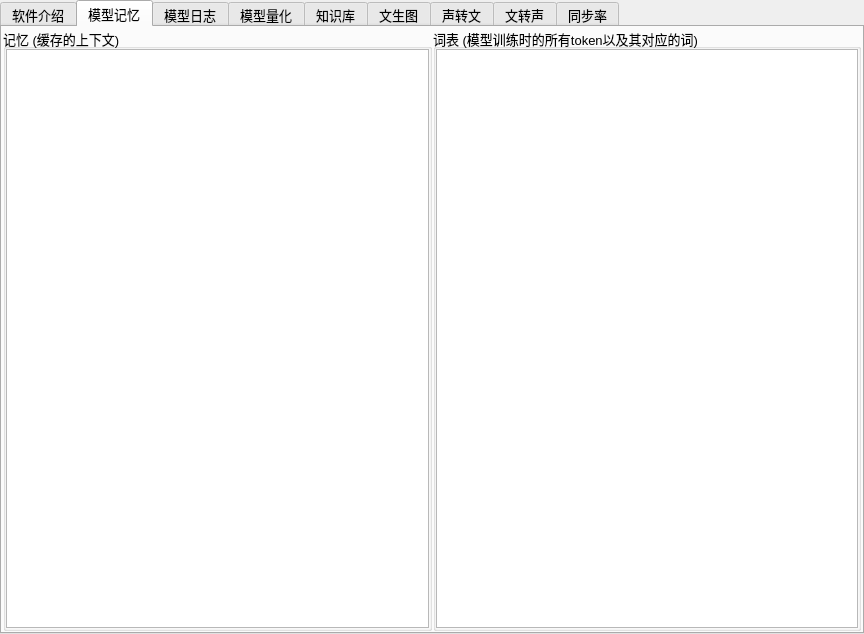
Qt form src/expend.ui (ylsdamxssjxxdd/eva) before a commit.
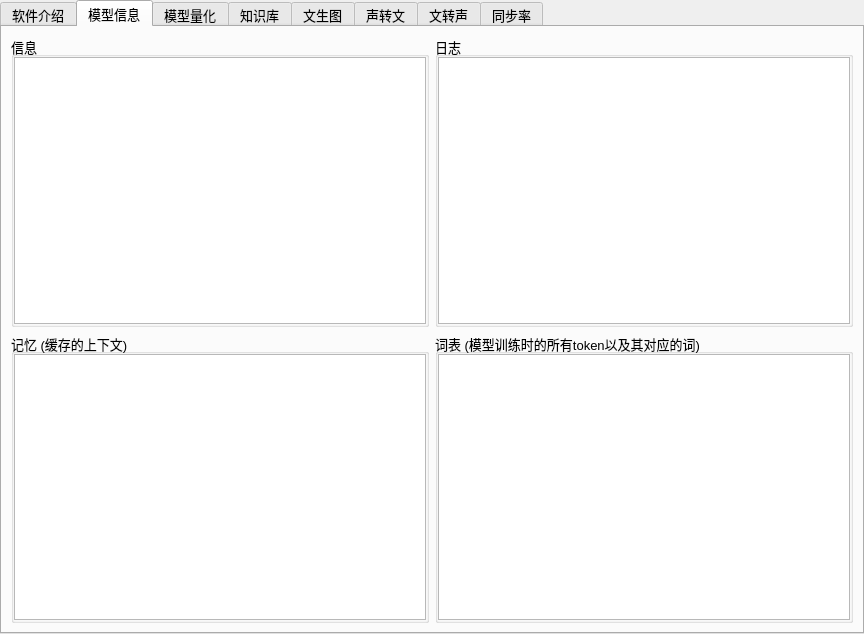
The same form after that commit. The open tabs and pages were chosen to show the change. Custom widgets are drawn as their Qt base class.

Commit message: 归拢模型信息窗口中

Patch:
```diff
--- a/src/expend.ui
+++ b/src/expend.ui
@@ -75,25 +75,77 @@
      </widget>
      <widget class="QWidget" name="tab_2">
       <attribute name="title">
-       <string>模型记忆</string>
+       <string>模型信息</string>
       </attribute>
-      <layout class="QHBoxLayout" name="horizontalLayout_18">
-       <property name="spacing">
-        <number>1</number>
-       </property>
-       <property name="leftMargin">
-        <number>1</number>
-       </property>
-       <property name="topMargin">
-        <number>1</number>
-       </property>
-       <property name="rightMargin">
-        <number>1</number>
-       </property>
-       <property name="bottomMargin">
-        <number>1</number>
-       </property>
-       <item>
+      <layout class="QGridLayout" name="gridLayout_2">
+       <item row="0" column="0">
+        <widget class="QGroupBox" name="modelinfo_groupBox">
+         <property name="title">
+          <string>信息</string>
+         </property>
+         <layout class="QVBoxLayout" name="verticalLayout_17">
+          <property name="spacing">
+           <number>0</number>
+          </property>
+          <property name="leftMargin">
+           <number>0</number>
+          </property>
+          <property name="topMargin">
+           <number>0</number>
+          </property>
+          <property name="rightMargin">
+           <number>0</number>
+          </property>
+          <property name="bottomMargin">
+           <number>0</number>
+          </property>
+          <item>
+           <widget class="QPlainTextEdit" name="modelinfo"/>
+          </item>
+         </layout>
+        </widget>
+       </item>
+       <item row="0" column="1">
+        <widget class="QGroupBox" name="modellog_groupBox">
+         <property name="title">
+          <string>日志</string>
+         </property>
+         <layout class="QVBoxLayout" name="verticalLayout_18">
+          <property name="spacing">
+           <number>0</number>
+          </property>
+          <property name="leftMargin">
+           <number>0</number>
+          </property>
+          <property name="topMargin">
+           <number>0</number>
+          </property>
+          <property name="rightMargin">
+           <number>0</number>
+          </property>
+          <property name="bottomMargin">
+           <number>0</number>
+          </property>
+          <item>
+           <widget class="CustomQPlainTextEdit" name="modellog_card">
+            <property name="font">
+             <font>
+              <family>Arial</family>
+              <pointsize>10</pointsize>
+             </font>
+            </property>
+            <property name="plainText">
+             <string/>
+            </property>
+            <property name="placeholderText">
+             <string>装载模型后查看</string>
+            </property>
+           </widget>
+          </item>
+         </layout>
+        </widget>
+       </item>
+       <item row="1" column="0">
         <widget class="QGroupBox" name="brain_groupBox">
          <property name="title">
           <string>记忆 (缓存的上下文)</string>
@@ -120,7 +172,7 @@
          </layout>
         </widget>
        </item>
-       <item>
+       <item row="1" column="1">
         <widget class="QGroupBox" name="vocab_groupBox">
          <property name="title">
           <string>词表 (模型训练时的所有token以及其对应的词)</string>
@@ -156,44 +208,6 @@
        </item>
       </layout>
      </widget>
-     <widget class="QWidget" name="tab_3">
-      <attribute name="title">
-       <string>模型日志</string>
-      </attribute>
-      <layout class="QHBoxLayout" name="horizontalLayout">
-       <property name="spacing">
-        <number>0</number>
-       </property>
-       <property name="leftMargin">
-        <number>0</number>
-       </property>
-       <property name="topMargin">
-        <number>0</number>
-       </property>
-       <property name="rightMargin">
-        <number>0</number>
-       </property>
-       <property name="bottomMargin">
-        <number>0</number>
-       </property>
-       <item>
-        <widget class="CustomQPlainTextEdit" name="modellog_card">
-         <property name="font">
-          <font>
-           <family>Arial</family>
-           <pointsize>10</pointsize>
-          </font>
-         </property>
-         <property name="plainText">
-          <string/>
-         </property>
-         <property name="placeholderText">
-          <string>装载模型后查看</string>
-         </property>
-        </widget>
-       </item>
-      </layout>
-     </widget>
      <widget class="QWidget" name="tab_4">
       <attribute name="title">
        <string>模型量化</string>
```
Left out of the diff: 2 changed lines with no effect on the pictures. The commit also changes 7 other files.
